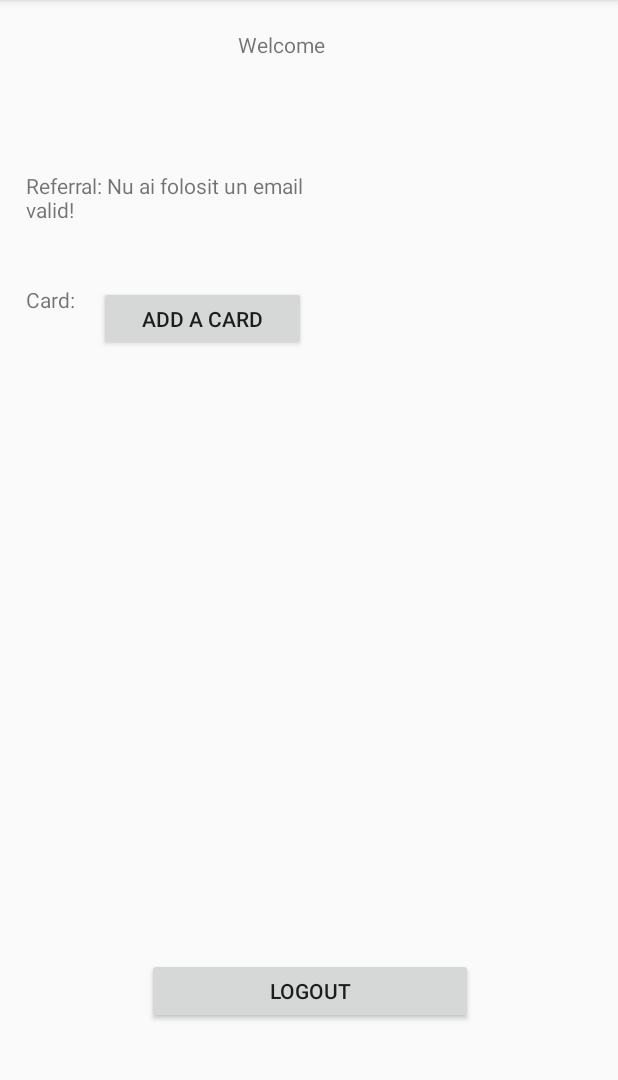
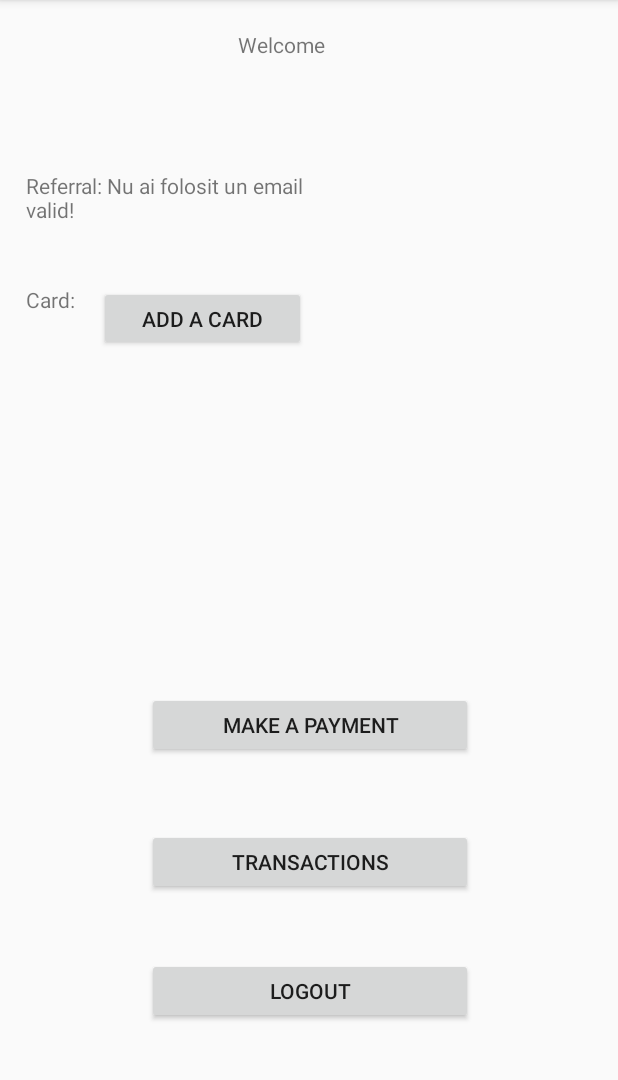
Before and after one commit to laur4444/Hackathon2, an Android app: the screen it shows after launch once a user with an empty profile is signed in (ProfileActivity), on a phone screen of 412 x 824 dp, the part 84-1164 px from its top. Run offline under Robolectric (Android 15) with nearby library versions, the phone set to English and light mode, and no system bars; our stand-ins replace Firebase (no records; nobody signed in at launch, a user with empty details on screens opened directly).

Commit message:
Sunt bun

```diff
--- a/app/src/main/AndroidManifest.xml
+++ b/app/src/main/AndroidManifest.xml
@@ -19,7 +19,8 @@
             </intent-filter>
         </activity>
         <activity android:name=".LoginActivity" />
-        <activity android:name=".ProfileActivity"></activity>
+        <activity android:name=".ProfileActivity" />
+        <activity android:name=".Pay"></activity>
     </application>
 
 </manifest>
--- a/app/src/main/java/net/ddns/dunno/hackathon/ProfileActivity.java
+++ b/app/src/main/java/net/ddns/dunno/hackathon/ProfileActivity.java
@@ -28,6 +28,7 @@ public class ProfileActivity extends AppCompatActivity implements View.OnClickLi
 
     private TextView viewCard;
     private Button insertCard;
+    private Button goToPay;
 
     DatabaseReference mRootRef = FirebaseDatabase.getInstance().getReference();
     DatabaseReference mConditionRef;
@@ -53,6 +54,7 @@ public class ProfileActivity extends AppCompatActivity implements View.OnClickLi
         viewPhone = findViewById(R.id.user_referred);
         viewCard = findViewById(R.id.user_card);
         insertCard = findViewById(R.id.user_AddCard);
+        goToPay = findViewById(R.id.user_Pay);
 
         FirebaseUser user = firebaseAuth.getCurrentUser();
         viewUserEmail.setText("Welcome " + user.getEmail().toString());
@@ -62,6 +64,7 @@ public class ProfileActivity extends AppCompatActivity implements View.OnClickLi
 
         buttonLogout.setOnClickListener(this);
         insertCard.setOnClickListener(this);
+        goToPay.setOnClickListener(this);
 
 
 
@@ -121,5 +124,10 @@ public class ProfileActivity extends AppCompatActivity implements View.OnClickLi
             insertCard.setVisibility(View.INVISIBLE);
         }
 
+        if(view == goToPay) {
+            finish();
+            startActivity(new Intent(this, Pay.class));
+        }
+
     }
 }
--- a/app/src/main/res/layout/activity_profile.xml
+++ b/app/src/main/res/layout/activity_profile.xml
@@ -87,4 +87,36 @@
         app:layout_constraintTop_toTopOf="parent"
         app:layout_constraintVertical_bias="0.258" />
 
+    <Button
+        android:id="@+id/user_ViewTransactions"
+        android:layout_width="217dp"
+        android:layout_height="44dp"
+        android:layout_marginBottom="8dp"
+        android:layout_marginEnd="8dp"
+        android:layout_marginStart="8dp"
+        android:layout_marginTop="8dp"
+        android:text="Transactions"
+        app:layout_constraintBottom_toBottomOf="parent"
+        app:layout_constraintEnd_toEndOf="parent"
+        app:layout_constraintHorizontal_bias="0.503"
+        app:layout_constraintStart_toStartOf="parent"
+        app:layout_constraintTop_toTopOf="parent"
+        app:layout_constraintVertical_bias="0.769" />
+
+    <Button
+        android:id="@+id/user_Pay"
+        android:layout_width="217dp"
+        android:layout_height="44dp"
+        android:layout_marginBottom="8dp"
+        android:layout_marginEnd="8dp"
+        android:layout_marginStart="8dp"
+        android:layout_marginTop="8dp"
+        android:text="Make a payment"
+        app:layout_constraintBottom_toBottomOf="parent"
+        app:layout_constraintEnd_toEndOf="parent"
+        app:layout_constraintHorizontal_bias="0.503"
+        app:layout_constraintStart_toStartOf="parent"
+        app:layout_constraintTop_toTopOf="parent"
+        app:layout_constraintVertical_bias="0.64" />
+
 </android.support.constraint.ConstraintLayout>
```
Also changed, not shown: app/src/main/java/net/ddns/dunno/hackathon/Pay.java (added, +80 -0 lines), app/src/main/res/layout/activity_pay.xml (added, +60 -0 lines).
